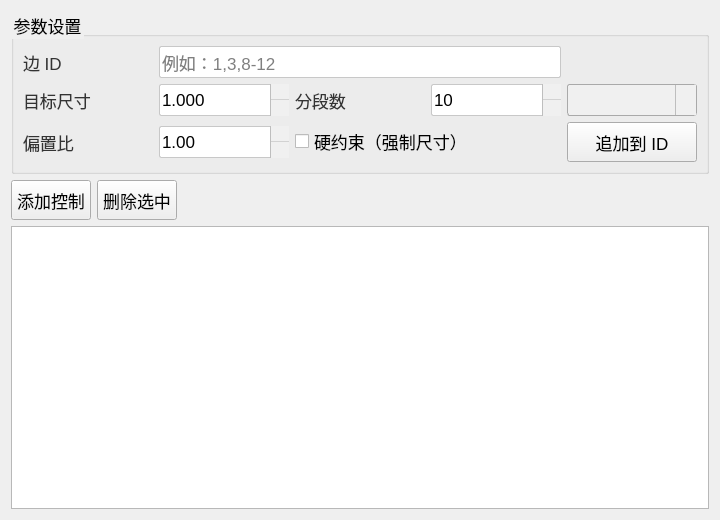
Old version of the form plugins/Base_Mesh/MeshEdgeControlWidget.ui in the repository asd977/base_cae.
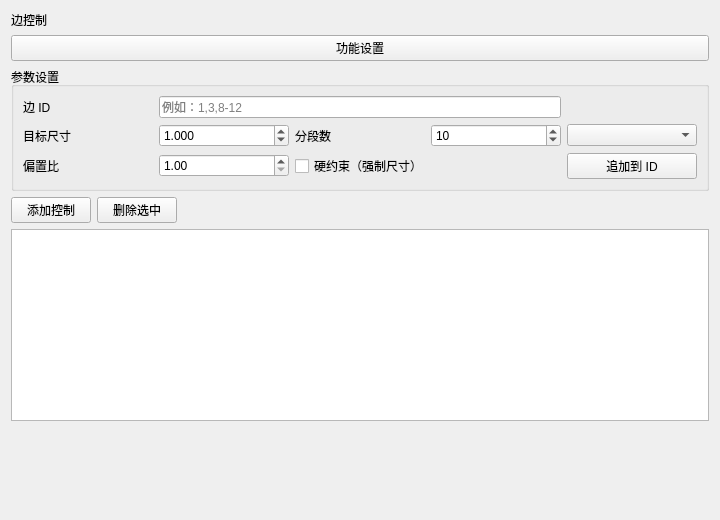
New version of the form. Icons and pictures are not drawn. Custom widgets are drawn as their Qt base class.

Commit message: fix(ui): place verticalSpacer at page root layout end

What changed in the file:
```diff
--- a/plugins/Base_Mesh/MeshEdgeControlWidget.ui
+++ b/plugins/Base_Mesh/MeshEdgeControlWidget.ui
@@ -13,106 +13,22 @@
   <property name="windowTitle">
    <string>边控制</string>
   </property>
-  <property name="styleSheet">
-   <string notr="true">QWidget{
-font-family: &quot;Microsoft YaHei&quot;, &quot;微软雅黑&quot;;
-}
-QPushButton {
-    font-size: 17px;
-    min-height: 32px;
-}
-QPushButton#pushButton {
-    background-color: rgb(224, 233, 244);
-    border-width: 1px;
-    border-color: rgb(121, 121, 121);
-    border-style: solid;
-    min-height: 33px;
-    border-top: 1px solid rgb(169, 169, 169);
-    border-bottom: 1px solid rgb(169, 169, 169);
-    border-left: none;
-    border-right: none;
-    text-align: left;
-    padding-left: 15px;
-    font-size: 17px;
-}
-QLabel {
-    font-size: 17px;
-    color: rgb(51, 51, 51);
-}
-QLabel#pageNameLabel {
-    font-size: 20px;
-    padding-left: 9px;
-    color: rgb(53, 103, 147);
-}
-QLineEdit, QTextEdit, QPlainTextEdit, QSpinBox, QDoubleSpinBox, QDateTimeEdit {
-    border: 1px solid rgb(200, 200, 200);
-    border-radius: 2px;
-    font-size: 17px;
-    min-height: 30px;
-}
-QLineEdit:focus, QTextEdit:focus, QPlainTextEdit:focus,
-QSpinBox:focus, QDoubleSpinBox:focus, QDateTimeEdit:focus {
-    border-color: rgb(100, 100, 255);
-    outline: none;
-}
-QComboBox {
-    font-size: 17px;
-    color: rgb(51, 51, 51);
-    padding-left: 6px;
-    background: rgb(240, 240, 240);
-    border: 1px solid rgb(169, 169, 169);
-    border-radius: 3px;
-    min-height: 30px;
-}
-QComboBox::drop-down {
-    subcontrol-origin: padding;
-    subcontrol-position: top right;
-    width: 20px;
-    background: rgb(240, 240, 240);
-    border-left: 1px solid rgb(190, 190, 190);
-}
-QComboBox::down-arrow {
-    image: url(:/resources/arrow_down_drawn.svg);
-    width: 12px;
-    height: 12px;
-}
-QSpinBox::up-button, QDoubleSpinBox::up-button {
-    subcontrol-origin: border;
-    subcontrol-position: top right;
-    width: 18px;
-    border-left: 1px solid rgb(190, 190, 190);
-    border-bottom: 1px solid rgb(210, 210, 210);
-    background: rgb(240, 240, 240);
-}
-QSpinBox::down-button, QDoubleSpinBox::down-button {
-    subcontrol-origin: border;
-    subcontrol-position: bottom right;
-    width: 18px;
-    border-left: 1px solid rgb(190, 190, 190);
-    background: rgb(240, 240, 240);
-}
-QSpinBox::up-arrow, QDoubleSpinBox::up-arrow {
-    image: url(:/resources/arrow_up_drawn.svg);
-    width: 10px;
-    height: 10px;
-}
-QSpinBox::down-arrow, QDoubleSpinBox::down-arrow {
-    image: url(:/resources/arrow_down_drawn.svg);
-    width: 10px;
-    height: 10px;
-}
-QRadioButton, QCheckBox, QGroupBox {
-    font-size: 17px;
-}
-QTableWidget, QTreeWidget, QListWidget {
-    font-size: 16px;
-    gridline-color: rgb(210, 210, 210);
-}
-
-</string>
-  </property>
   <layout class="QVBoxLayout" name="verticalLayout">
+      <item>
+    <widget class="QLabel" name="pageNameLabel">
+     <property name="text">
+      <string>边控制</string>
+     </property>
+    </widget>
+   </item>
    <item>
+    <widget class="QPushButton" name="pushButton">
+     <property name="text">
+      <string>功能设置</string>
+     </property>
+    </widget>
+   </item>
+<item>
     <widget class="QGroupBox" name="groupBoxInput">
      <property name="title">
       <string>参数设置</string>
@@ -253,7 +169,20 @@
    <item>
     <widget class="QTableWidget" name="tableControls"/>
    </item>
-  </layout>
+  <item>
+    <spacer name="verticalSpacer">
+     <property name="orientation">
+      <enum>Qt::Vertical</enum>
+     </property>
+     <property name="sizeHint" stdset="0">
+      <size>
+       <width>20</width>
+       <height>40</height>
+      </size>
+     </property>
+    </spacer>
+   </item>
+</layout>
  </widget>
  <customwidgets>
  <customwidget>
```
Left out of the diff: 12 changed lines with no effect on the pictures. The commit also changes 45 other files.
